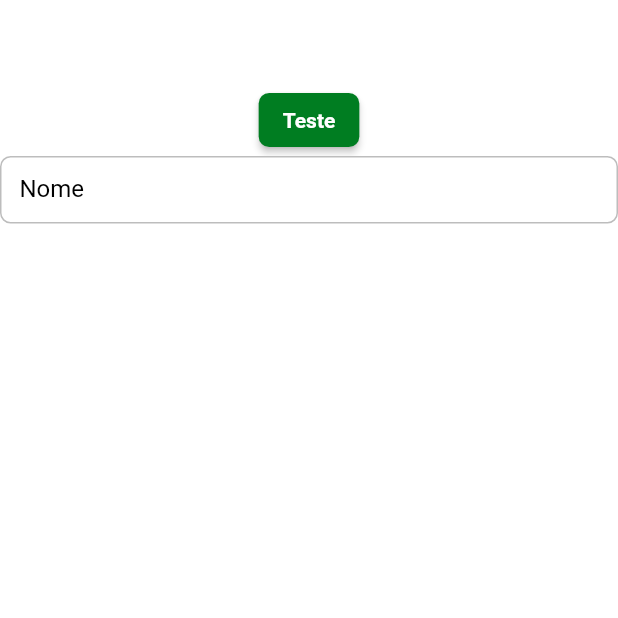
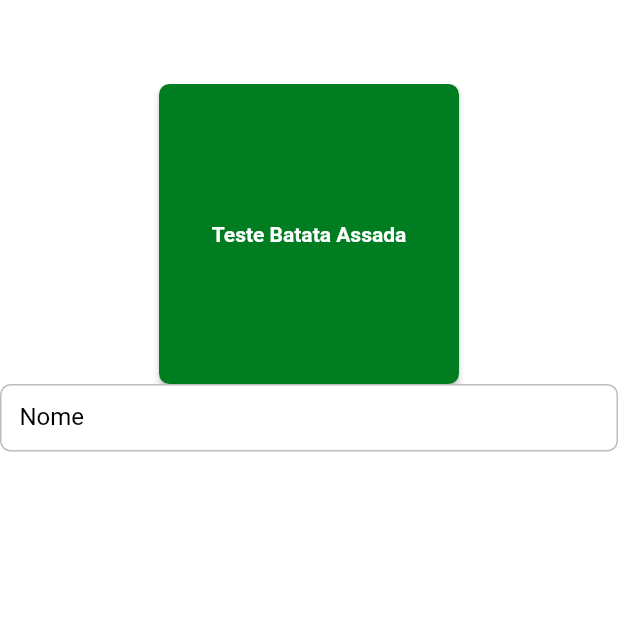
Before and after one commit to ErnestoMoraes/DinoBurguer, a Flutter app: the screen it shows after launch, on a phone screen of 412 x 824 dp, the top half of it. Run offline on Flutter 3.47's test engine with Material 2 defaults, Android fonts, the phone set to English and light mode, and no system bars; Roboto replaces fonts that are missing (mplus1).

Commit message:
Textbutton implementado

```diff
--- /dev/null
+++ b/dw9_delivery_app/lib/app/core/ui/widgets/delivery_button.dart
@@ -0,0 +1,27 @@
+import 'package:flutter/material.dart';
+
+class DeliveryButton extends StatelessWidget {
+  final String label;
+  final VoidCallback? onPressed;
+  final double? width;
+  final double? height;
+  const DeliveryButton({
+    Key? key,
+    required this.label,
+    required this.onPressed,
+    this.width,
+    this.height = 50,
+  }) : super(key: key);
+
+  @override
+  Widget build(BuildContext context) {
+    return SizedBox(
+      width: width,
+      height: height,
+      child: ElevatedButton(
+        onPressed: onPressed,
+        child: Text(label),
+      ),
+    );
+  }
+}
--- a/dw9_delivery_app/lib/app/pages/splash/splash_page.dart
+++ b/dw9_delivery_app/lib/app/pages/splash/splash_page.dart
@@ -1,5 +1,6 @@
 import 'package:dw9_delivery_app/app/core/ui/styles/app_styles.dart';
 import 'package:dw9_delivery_app/app/core/ui/styles/colors_app.dart';
+import 'package:dw9_delivery_app/app/core/ui/widgets/delivery_button.dart';
 import 'package:flutter/material.dart';
 
 class SplashPage extends StatelessWidget {
@@ -14,12 +15,16 @@ class SplashPage extends StatelessWidget {
       body: Column(
         children: [
           Container(),
-          ElevatedButton(onPressed: () {}, child: const Text('Teste')),
+          DeliveryButton(
+            label: 'Teste Batata Assada',
+            onPressed: () {},
+            width: 200,
+            height: 200,
+          ),
           const TextField(
-            decoration: InputDecoration(
-              labelText: 'Nome',
-            )
-          )
+              decoration: InputDecoration(
+            labelText: 'Nome',
+          ))
         ],
       ),
     );
```
